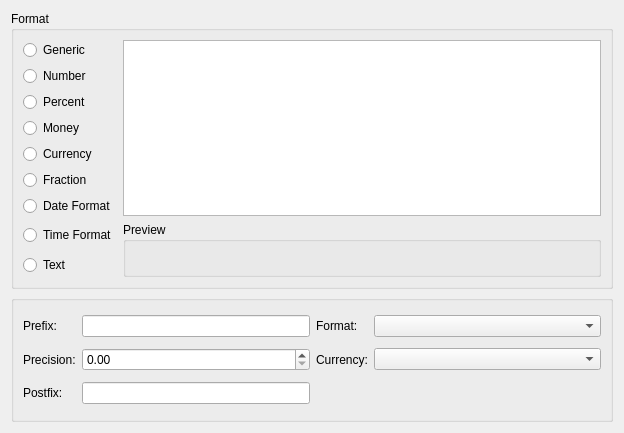
Above: kspread/dialogs/DataFormatWidget.ui from KDE/calligra before the change. Below: the same form after it.
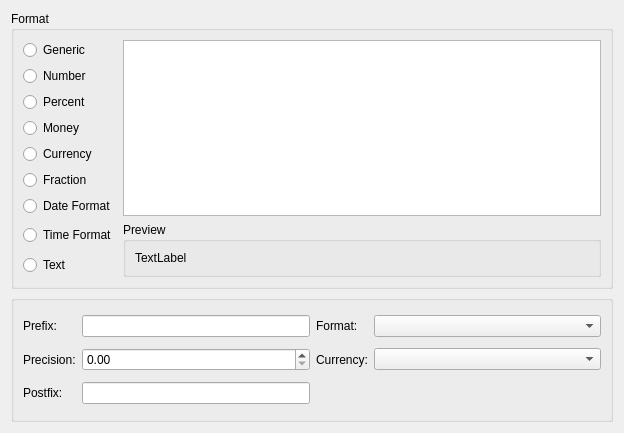
That is the form after the change. Custom widgets are drawn as their Qt base class.

```diff
--- a/kspread/dialogs/DataFormatWidget.ui
+++ b/kspread/dialogs/DataFormatWidget.ui
@@ -43,7 +43,7 @@
          <item>
           <widget class="QLabel" name="label" >
            <property name="text" >
-            <string/>
+            <string comment="KDE::DoNotExtract" >TextLabel</string>
            </property>
           </widget>
          </item>
```
